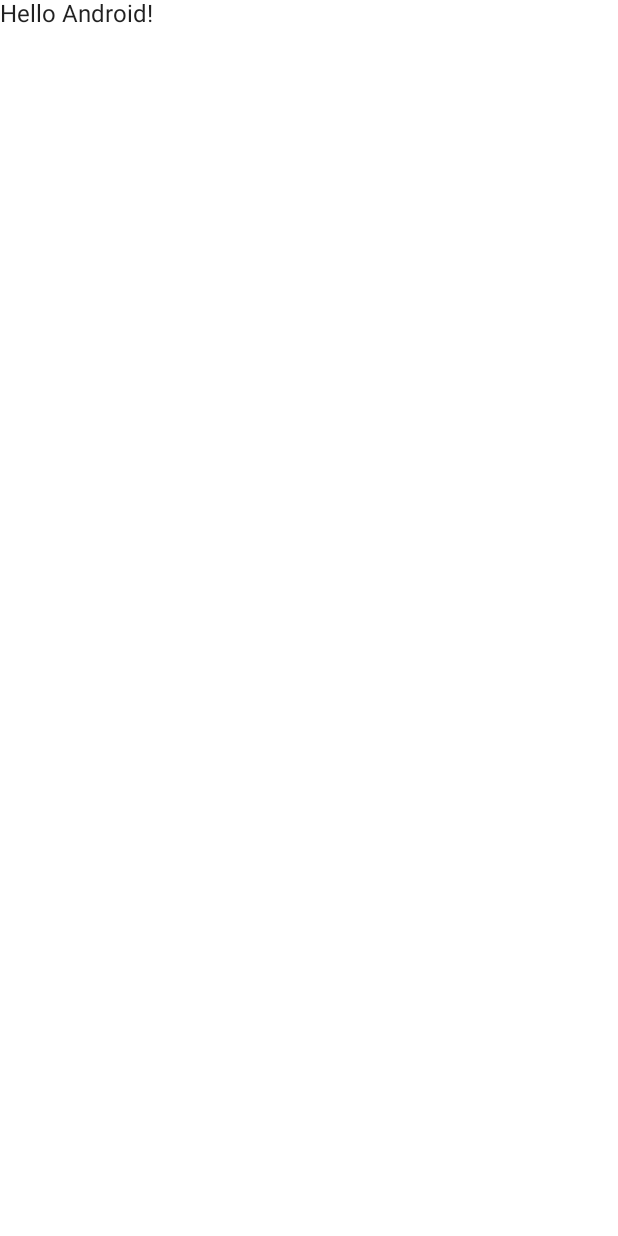
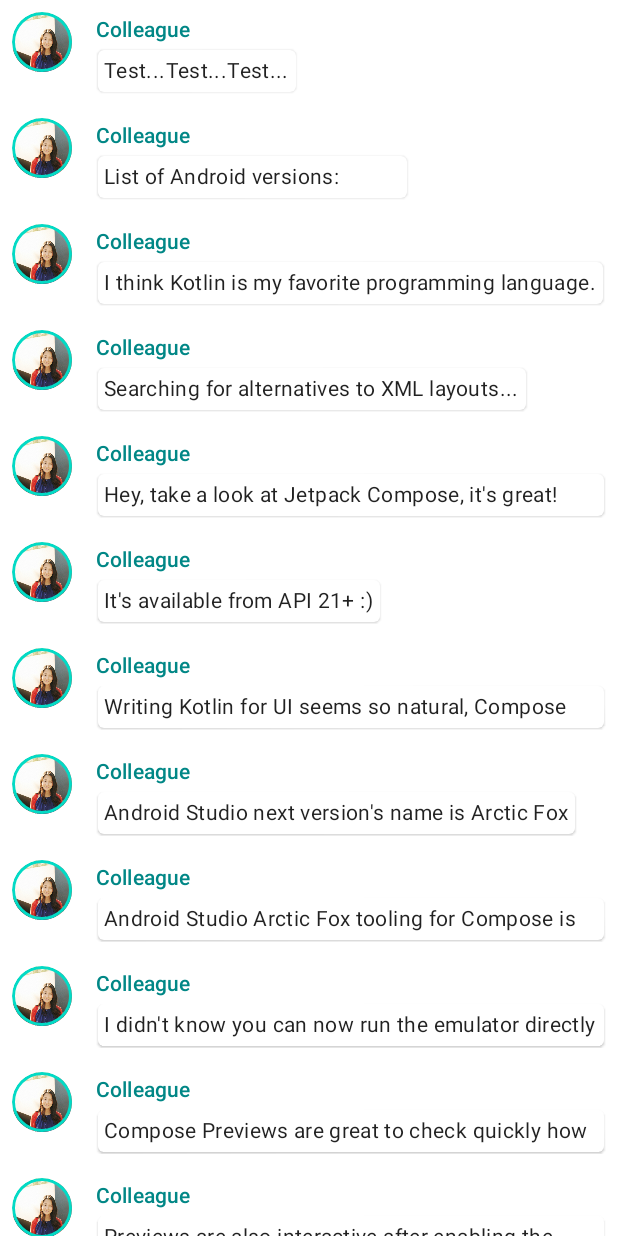
Before and after one commit to michalguspiel/My-First-Jetpack-Compose-Project, an Android app built with Jetpack Compose: the screen it shows after launch (MainActivity), on a phone screen of 412 x 824 dp. Before the commit the screen is almost empty. Run offline under Robolectric (Android 15) with nearby library versions, the phone set to English and light mode, and no system bars.

Commit message:
First progress with compose.

```diff
--- a/app/src/main/java/com/erdees/myfirstjetpackcomposeproject/MainActivity.kt
+++ b/app/src/main/java/com/erdees/myfirstjetpackcomposeproject/MainActivity.kt
@@ -1,13 +1,28 @@
 package com.erdees.myfirstjetpackcomposeproject
 
+import android.content.res.Configuration
 import android.os.Bundle
 import androidx.activity.ComponentActivity
 import androidx.activity.compose.setContent
+import androidx.compose.animation.animateColorAsState
+import androidx.compose.animation.animateContentSize
+import androidx.compose.foundation.Image
+import androidx.compose.foundation.border
+import androidx.compose.foundation.clickable
+import androidx.compose.foundation.layout.*
+import androidx.compose.foundation.lazy.LazyColumn
+import androidx.compose.foundation.lazy.items
+import androidx.compose.foundation.shape.CircleShape
 import androidx.compose.material.MaterialTheme
 import androidx.compose.material.Surface
 import androidx.compose.material.Text
-import androidx.compose.runtime.Composable
+import androidx.compose.runtime.*
+import androidx.compose.ui.Modifier
+import androidx.compose.ui.draw.clip
+import androidx.compose.ui.graphics.Color
+import androidx.compose.ui.res.painterResource
 import androidx.compose.ui.tooling.preview.Preview
+import androidx.compose.ui.unit.dp
 import com.erdees.myfirstjetpackcomposeproject.ui.theme.MyFirstJetpackComposeProjectTheme
 
 class MainActivity : ComponentActivity() {
@@ -17,22 +32,82 @@ class MainActivity : ComponentActivity() {
             MyFirstJetpackComposeProjectTheme {
                 // A surface container using the 'background' color from the theme
                 Surface(color = MaterialTheme.colors.background) {
-                    Greeting("Android")
+                    Conversation(SampleData.conversationSample)
                 }
             }
         }
     }
 }
 
+data class Message (val author:  String, val msg:String)
+
 @Composable
-fun Greeting(name: String) {
-    Text(text = "Hello $name!")
+fun Conversation(messages: List<Message>){
+    LazyColumn{
+        items(messages) { msg ->
+            Message(msg)
+        }
+    }
 }
 
-@Preview(showBackground = true)
+@Composable
+fun Message(msg: Message) {
+    Row(modifier = Modifier.padding(all = 8.dp)) {
+        Image(
+            painterResource(id = R.drawable.profile_picture),
+            "profile picture",
+            modifier = Modifier
+                .size(40.dp)
+                .clip(CircleShape)
+                .border(1.5.dp, MaterialTheme.colors.secondary, CircleShape)
+        )
+        Spacer(Modifier.width(16.dp))
+        var isExpanded by remember { mutableStateOf(false) }
+        val surfaceColor: Color by animateColorAsState(
+            if (isExpanded) MaterialTheme.colors.primary else MaterialTheme.colors.surface,
+        )
+        Column(modifier = Modifier.clickable { isExpanded = !isExpanded }) {
+            Text(
+                text = msg.author,
+                color = MaterialTheme.colors.secondaryVariant,
+                style = MaterialTheme.typography.subtitle2
+            )
+            Spacer(Modifier.width(12.dp))
+            Surface(shape = MaterialTheme.shapes.medium,
+                elevation = 1.dp,
+                color = surfaceColor,
+                modifier = Modifier.animateContentSize().padding(1.dp)
+
+                ) {
+                Text(
+                    text = msg.msg,
+                    modifier = Modifier.padding(all = 4.dp),
+                    // If the message is expanded, we display all its content
+                    // otherwise we only display the first line
+                    maxLines = if (isExpanded) Int.MAX_VALUE else 1,
+                    style = MaterialTheme.typography.body2
+
+                )
+            }
+        }
+    }
+}
+@Preview
+@Composable
+fun PreviewConversation() {
+    MyFirstJetpackComposeProjectTheme {
+        Conversation(SampleData.conversationSample)
+    }
+}
+@Preview(name = "Light Mode")
+@Preview(
+    uiMode = Configuration.UI_MODE_NIGHT_YES,
+    showBackground = true,
+    name = "Dark Mode"
+)
 @Composable
 fun DefaultPreview() {
     MyFirstJetpackComposeProjectTheme {
-        Greeting("Android")
+        Message(Message("Erdees","Look I found the time to check jetpack compose!"))
     }
 }
--- /dev/null
+++ b/app/src/main/java/com/erdees/myfirstjetpackcomposeproject/SampleData.kt
@@ -0,0 +1,72 @@
+package com.erdees.myfirstjetpackcomposeproject
+
+object SampleData {
+    // Sample conversation data
+    val conversationSample = listOf(
+        Message(
+            "Colleague",
+            "Test...Test...Test..."
+        ),
+        Message(
+            "Colleague",
+            "List of Android versions:\n" +
+                    "Android KitKat (API 19)\n" +
+                    "Android Lollipop (API 21)\n" +
+                    "Android Marshmallow (API 23)\n" +
+                    "Android Nougat (API 24)\n" +
+                    "Android Oreo (API 26)\n" +
+                    "Android Pie (API 28)\n" +
+                    "Android 10 (API 29)\n" +
+                    "Android 11 (API 30)\n" +
+                    "Android 12 (API 31)\n"
+        ),
+        Message(
+            "Colleague",
+            "I think Kotlin is my favorite programming language.\n" +
+                    "It's so much fun!"
+        ),
+        Message(
+            "Colleague",
+            "Searching for alternatives to XML layouts..."
+        ),
+        Message(
+            "Colleague",
+            "Hey, take a look at Jetpack Compose, it's great!\n" +
+                    "It's the Android's modern toolkit for building native UI." +
+                    "It simplifies and accelerates UI development on Android." +
+                    "Less code, powerful tools, and intuitive Kotlin APIs :)"
+        ),
+        Message(
+            "Colleague",
+            "It's available from API 21+ :)"
+        ),
+        Message(
+            "Colleague",
+            "Writing Kotlin for UI seems so natural, Compose where have you been all my life?"
+        ),
+        Message(
+            "Colleague",
+            "Android Studio next version's name is Arctic Fox"
+        ),
+        Message(
+            "Colleague",
+            "Android Studio Arctic Fox tooling for Compose is top notch ^_^"
+        ),
+        Message(
+            "Colleague",
+            "I didn't know you can now run the emulator directly from Android Studio"
+        ),
+        Message(
+            "Colleague",
+            "Compose Previews are great to check quickly how a composable layout looks like"
+        ),
+        Message(
+            "Colleague",
+            "Previews are also interactive after enabling the experimental setting"
+        ),
+        Message(
+            "Colleague",
+            "Have you tried writing build.gradle with KTS?"
+        ),
+    )
+}
--- a/app/src/main/java/com/erdees/myfirstjetpackcomposeproject/ui/theme/Color.kt
+++ b/app/src/main/java/com/erdees/myfirstjetpackcomposeproject/ui/theme/Color.kt
@@ -4,5 +4,5 @@ import androidx.compose.ui.graphics.Color
 
 val Purple200 = Color(0xFFBB86FC)
 val Purple500 = Color(0xFF6200EE)
-val Purple700 = Color(0xFF3700B3)
+val Purple700 = Color(0xFF3F0AB6)
 val Teal200 = Color(0xFF03DAC5)
```
Also changed, not shown: app/src/main/res/drawable/profile_picture.png (added).
